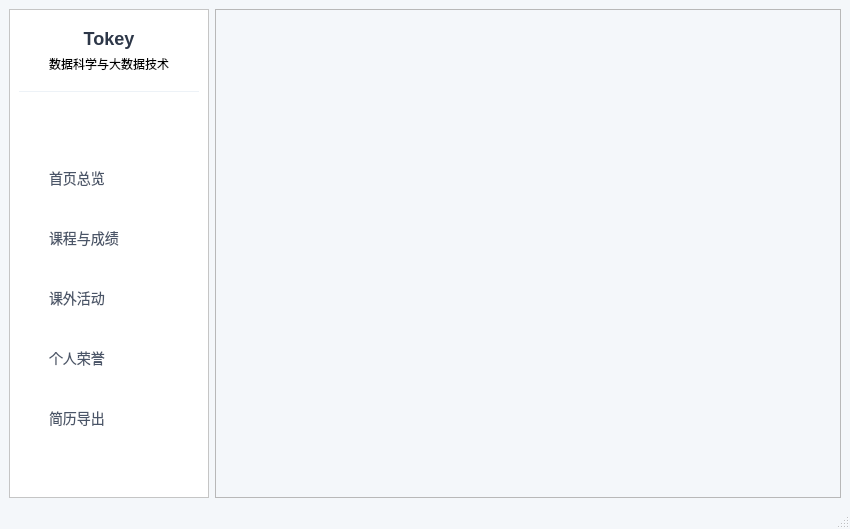
The window that ui/mainwindow.ui (TokeyTuT/CollegeTracker) describes before a commit, drawn with Qt 5.
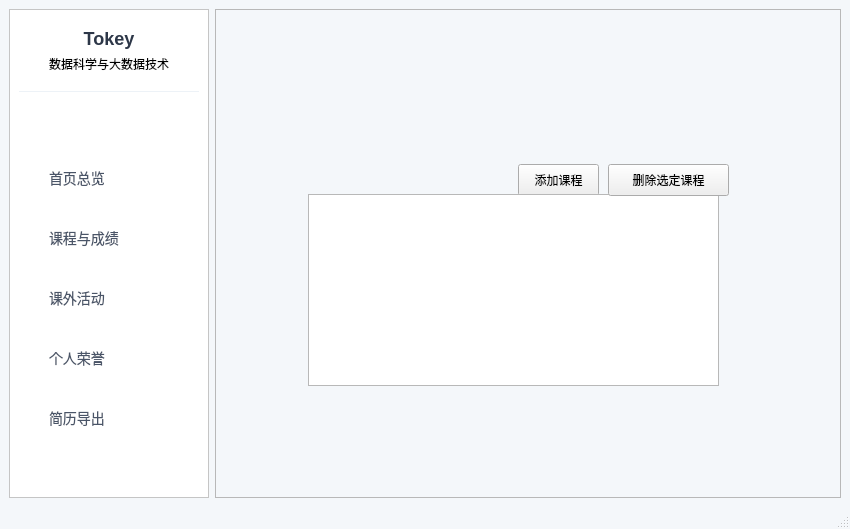
The same window after the commit.

Commit message: 完成了CourseTableView与数据库的逻辑，并且完成了课程成绩的计算

The edit to the form file:
```diff
--- a/ui/mainwindow.ui
+++ b/ui/mainwindow.ui
@@ -209,9 +209,15 @@
       <property name="frameShadow">
        <enum>QFrame::Shadow::Raised</enum>
       </property>
-      <layout class="QVBoxLayout" name="verticalLayout_4">
-       <item>
         <widget class="QLabel" name="currentPageLbl">
+       <property name="geometry">
+        <rect>
+         <x>13</x>
+         <y>13</y>
+         <width>584</width>
+         <height>44</height>
+        </rect>
+       </property>
          <property name="styleSheet">
           <string notr="true">/* 例如在样式表中设置 */
 color: #333;
@@ -223,23 +229,87 @@
           <string>&lt;html&gt;&lt;head/&gt;&lt;body&gt;&lt;p align=&quot;center&quot;&gt;&lt;br/&gt;&lt;/p&gt;&lt;/body&gt;&lt;/html&gt;</string>
          </property>
         </widget>
-       </item>
-       <item>
         <widget class="QStackedWidget" name="stackedWidget">
          <property name="enabled">
           <bool>true</bool>
          </property>
+       <property name="geometry">
+        <rect>
+         <x>13</x>
+         <y>65</y>
+         <width>584</width>
+         <height>341</height>
+        </rect>
+       </property>
          <property name="currentIndex">
           <number>1</number>
          </property>
          <widget class="QWidget" name="homePage"/>
-         <widget class="QWidget" name="coursePage"/>
+       <widget class="QWidget" name="coursePage">
+        <widget class="QPushButton" name="addCourseBtn">
+         <property name="geometry">
+          <rect>
+           <x>290</x>
+           <y>90</y>
+           <width>81</width>
+           <height>32</height>
+          </rect>
+         </property>
+         <property name="text">
+          <string>添加课程</string>
+         </property>
+        </widget>
+        <widget class="QTableView" name="courseTableView">
+         <property name="geometry">
+          <rect>
+           <x>80</x>
+           <y>120</y>
+           <width>411</width>
+           <height>192</height>
+          </rect>
+         </property>
+         <property name="styleSheet">
+          <string notr="true"/>
+         </property>
+        </widget>
+        <widget class="QPushButton" name="deleteCourseBtn">
+         <property name="geometry">
+          <rect>
+           <x>380</x>
+           <y>90</y>
+           <width>121</width>
+           <height>32</height>
+          </rect>
+         </property>
+         <property name="text">
+          <string>删除选定课程</string>
+         </property>
+        </widget>
+        <widget class="QLabel" name="labelStats">
+         <property name="geometry">
+          <rect>
+           <x>0</x>
+           <y>320</y>
+           <width>584</width>
+           <height>16</height>
+          </rect>
+         </property>
+         <property name="styleSheet">
+          <string notr="true">/* 例如在样式表中设置 */
+color: #333;
+font-size: 14px;
+font-weight: bold;
+qproperty-alignment: 'AlignCenter';</string>
+         </property>
+         <property name="text">
+          <string>&lt;html&gt;&lt;head/&gt;&lt;body&gt;&lt;p align=&quot;center&quot;&gt;&lt;br/&gt;&lt;/p&gt;&lt;/body&gt;&lt;/html&gt;</string>
+         </property>
+        </widget>
+       </widget>
          <widget class="QWidget" name="expPage"/>
          <widget class="QWidget" name="awardPage"/>
          <widget class="QWidget" name="profilePage"/>
         </widget>
-       </item>
-      </layout>
      </widget>
     </item>
    </layout>
```
Lines whose indentation alone changed are shown as unchanged. The commit also changes 7 other files.
